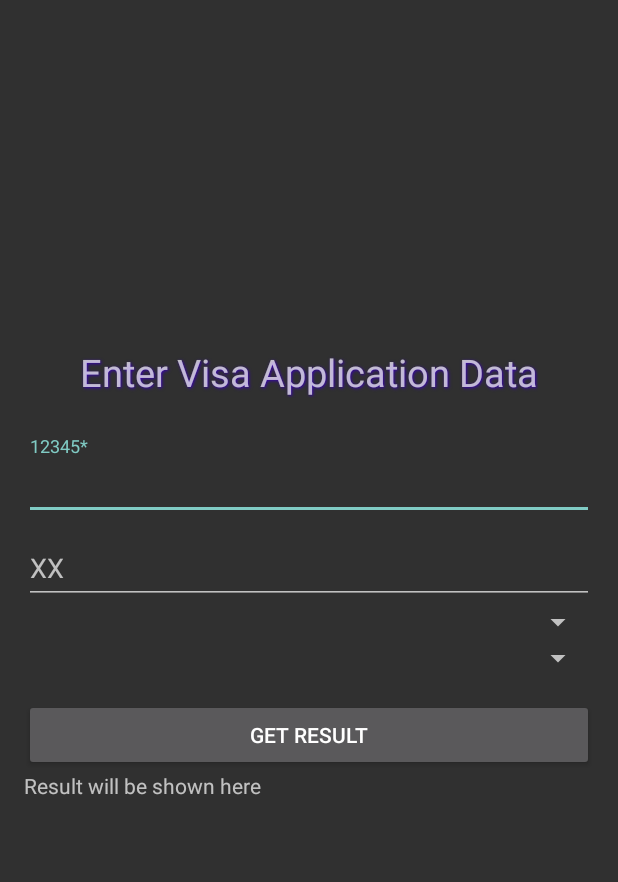
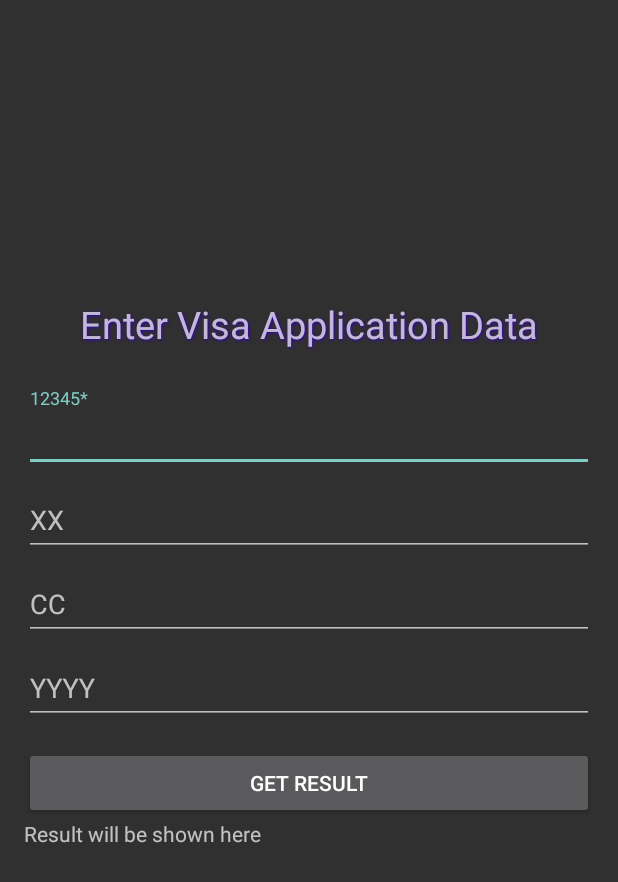
Before and after one commit to Bonuseto/RewritedVisaChecker, an Android app: the layout activity_main.xml on its own in the app's theme, with its tools: preview values and no code run, on a phone screen of 412 x 824 dp. Shown: the top 882 px of the screen. Run offline under Robolectric (Android 15) with nearby library versions, the phone set to English and light mode, and no system bars.

Commit message:
First attempt to store data in firebase, verification on user side deprecated and will be moved to server

```diff
--- a/app/src/main/res/layout/activity_main.xml
+++ b/app/src/main/res/layout/activity_main.xml
@@ -27,51 +27,55 @@
         android:orientation="vertical">
 
         <com.google.android.material.textfield.TextInputLayout
+            android:id="@+id/applicationNumber"
             android:layout_width="match_parent"
-            android:layout_height="wrap_content">
+            android:layout_height="wrap_content"
+            android:hint="@string/user_number">
 
-            <EditText
-                android:id="@+id/applicationNumber"
+            <com.google.android.material.textfield.TextInputEditText
                 android:layout_width="match_parent"
                 android:layout_height="wrap_content"
-                android:hint="@string/user_number"
-                android:inputType="number" />
+                android:inputType="text" />
+
         </com.google.android.material.textfield.TextInputLayout>
 
         <com.google.android.material.textfield.TextInputLayout
+            android:id="@+id/applicationNumberFake"
             android:layout_width="match_parent"
-            android:layout_height="wrap_content">
+            android:layout_height="wrap_content"
+            android:hint="@string/user_number_fake">
 
-            <EditText
-                android:id="@+id/applicationNumberFake"
+            <com.google.android.material.textfield.TextInputEditText
                 android:layout_width="match_parent"
                 android:layout_height="wrap_content"
-                android:hint="@string/user_number_fake"
-                android:inputType="number" />
+                android:inputType="text" />
+
         </com.google.android.material.textfield.TextInputLayout>
 
         <com.google.android.material.textfield.TextInputLayout
+            android:id="@+id/type"
             android:layout_width="match_parent"
-            android:layout_height="wrap_content">
+            android:layout_height="wrap_content"
+            android:hint="@string/visa_type">
 
-            <Spinner
-                android:id="@+id/type"
+            <com.google.android.material.textfield.TextInputEditText
                 android:layout_width="match_parent"
                 android:layout_height="wrap_content"
-                android:hint="@string/visa_type"
-                android:inputType="textCapCharacters" />
+                android:inputType="text" />
+
         </com.google.android.material.textfield.TextInputLayout>
 
         <com.google.android.material.textfield.TextInputLayout
+            android:id="@+id/year"
             android:layout_width="match_parent"
-            android:layout_height="wrap_content">
+            android:layout_height="wrap_content"
+            android:hint="@string/visa_year">
 
-            <Spinner
-                android:id="@+id/year"
+            <com.google.android.material.textfield.TextInputEditText
                 android:layout_width="match_parent"
                 android:layout_height="wrap_content"
-                android:hint="@string/visa_year"
-                android:inputType="number" />
+                android:inputType="text" />
+
         </com.google.android.material.textfield.TextInputLayout>
 
         <Button
--- a/build.gradle
+++ b/build.gradle
@@ -1,11 +1,15 @@
 // Top-level build file where you can add configuration options common to all sub-projects/modules.
 buildscript {
+    ext.kotlin_version = '1.4.30-M1'
     repositories {
         google()
         jcenter()
+
     }
     dependencies {
-        classpath "com.android.tools.build:gradle:4.0.1"
+        classpath "com.android.tools.build:gradle:4.0.2"
+        classpath 'com.google.gms:google-services:4.3.4'
+
 
         // NOTE: Do not place your application dependencies here; they belong
         // in the individual module build.gradle files
```
Also changed, not shown: app/build.gradle (+28 -12 lines), app/src/main/AndroidManifest.xml (+8 -0 lines), app/src/main/java/com/example/rewritedvisachecker/MainActivity.java (+25 -141 lines), app/src/main/java/com/example/rewritedvisachecker/UserHelper.java (added, +48 -0 lines), 1 other file.
